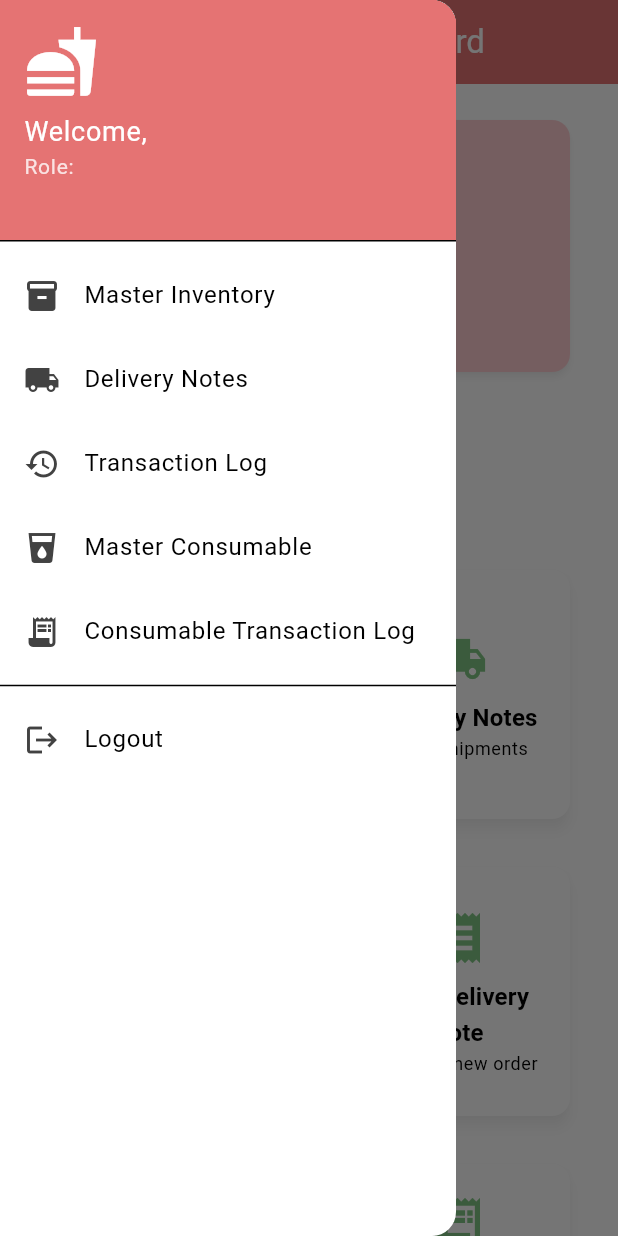
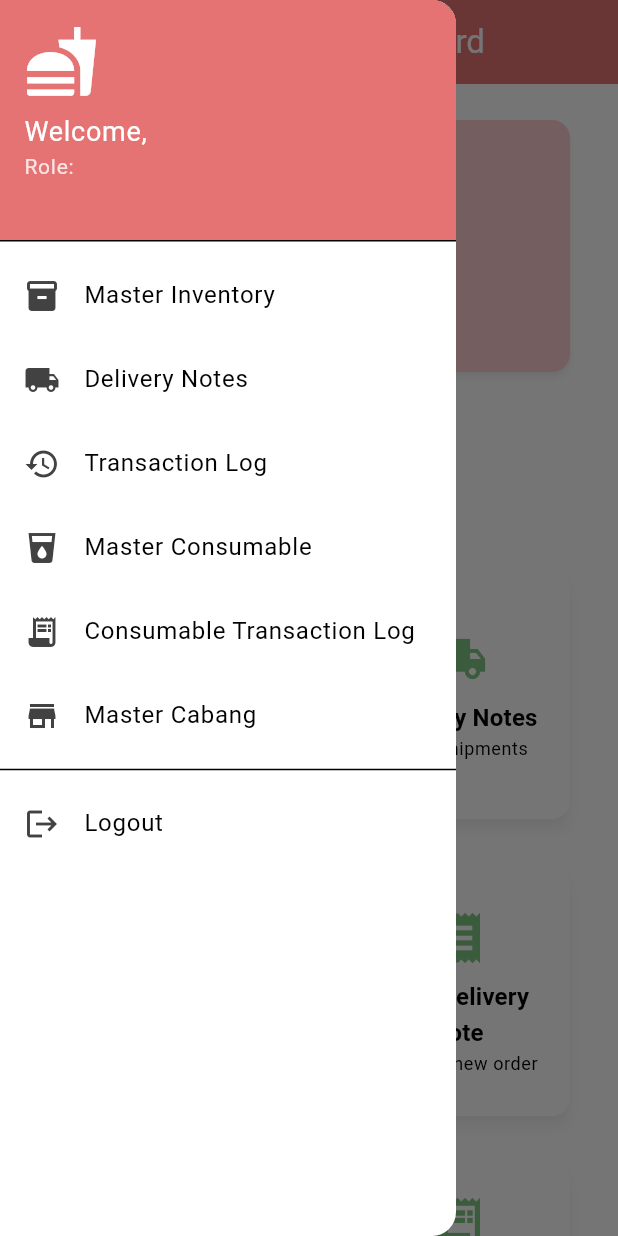
Before and after one commit to cahyoPermono/umayumchamobile, a Flutter app: the DashboardScreen screen opened by its route, with the side drawer open, on a phone screen of 412 x 824 dp. Run offline on Flutter 3.47's test engine with Material 3 defaults, Android fonts, the phone set to English and light mode, and no system bars; our stand-ins replace get, supabase_flutter; missing offline and left inert: excel; accounts and stored records are empty.

Commit message:
feat(dashboard): simplify branch list navigation by removing Obx wrapper for admin role check

```diff
--- a/lib/screens/dashboard_screen.dart
+++ b/lib/screens/dashboard_screen.dart
@@ -139,18 +139,13 @@ class _DashboardScreenState extends State<DashboardScreen> {
                         )
                       : const SizedBox.shrink(),
             ),
-            Obx(
-              () =>
-                  authController.userRole.value == 'admin'
-                      ? ListTile(
+            ListTile(
               leading: const Icon(Icons.store),
               title: const Text('Master Cabang'),
               onTap: () {
                 Get.back(); // Close the drawer
                 Get.to(() => BranchListScreen());
               },
-                        )
-                      : const SizedBox.shrink(),
             ),
             const Divider(),
             ListTile(
```
Lines whose indentation alone changed are shown as unchanged.
